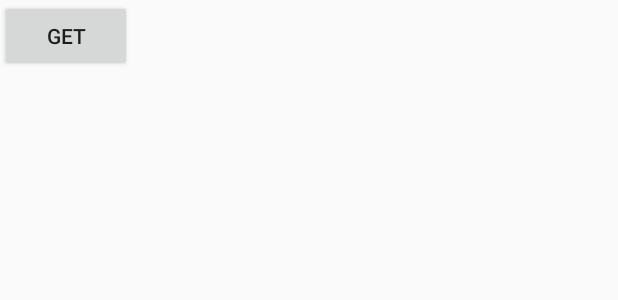
After one commit to GorshkovTimur/LibrariesCourse, an Android app: the layout activity_retrofit.xml on its own in the app's theme, with its tools: preview values and no code run, on a phone screen of 412 x 824 dp. The commit adds this screen. Shown: the top 300 px of the screen. Run offline under Robolectric (Android 15) with nearby library versions, the phone set to English and light mode, and no system bars; network calls fail.

Commit message:
2nd part done

```diff
--- /dev/null
+++ b/app/src/main/res/layout/activity_retrofit.xml
@@ -0,0 +1,20 @@
+<?xml version="1.0" encoding="utf-8"?>
+<LinearLayout xmlns:android="http://schemas.android.com/apk/res/android"
+    xmlns:app="http://schemas.android.com/apk/res-auto"
+    xmlns:tools="http://schemas.android.com/tools"
+    android:layout_width="match_parent"
+    android:layout_height="match_parent"
+    tools:context=".Lesson4.Retrofit.RetrofitActivity">
+
+    <Button
+        android:id="@+id/button_retrofit_get"
+        android:layout_width="wrap_content"
+        android:layout_height="wrap_content"
+        android:text = "@string/get"/>
+
+    <ImageView
+        android:id="@+id/avatar"
+        android:layout_width="wrap_content"
+        android:layout_height="wrap_content"/>
+
+</LinearLayout>
--- a/app/src/main/res/values/strings.xml
+++ b/app/src/main/res/values/strings.xml
@@ -10,4 +10,6 @@
     <string name="unsubscribe">unsubscribe</string>
     <string name="subscribe_single">single subscribe</string>
     <string name="parse">parse</string>
+    <string name="getgson">get</string>
+    <string name="get">get</string>
 </resources>
```
Also changed, not shown: app/build.gradle (+10 -0 lines), app/src/main/AndroidManifest.xml (+11 -10 lines), app/src/main/java/com/timmyg/librariescourse/Lesson4/Retrofit/RetrofitActivity.java (added, +40 -0 lines), app/src/main/java/com/timmyg/librariescourse/Lesson4/Retrofit/RetrofitApi.java (added, +24 -0 lines), app/src/main/java/com/timmyg/librariescourse/Lesson4/Retrofit/RetrofitInt.java (added, +9 -0 lines), app/src/main/java/com/timmyg/librariescourse/Lesson4/Retrofit/RetrofitPresenter.java (added, +27 -0 lines).
